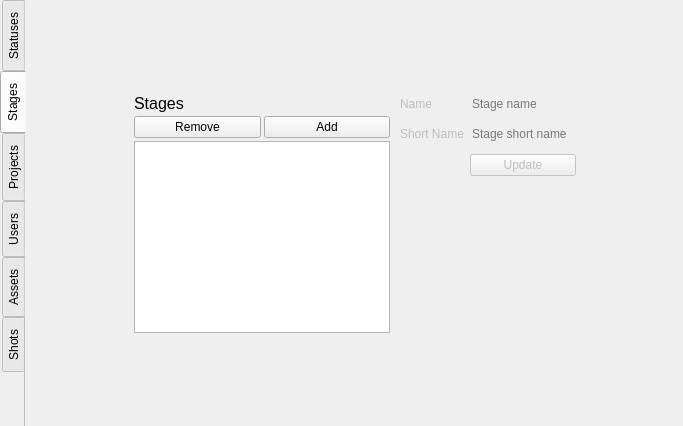
This is Ramses/adminwidget.ui in RxLaboratory/Ramses as Qt 5 draws it before an edit. The edited form follows.
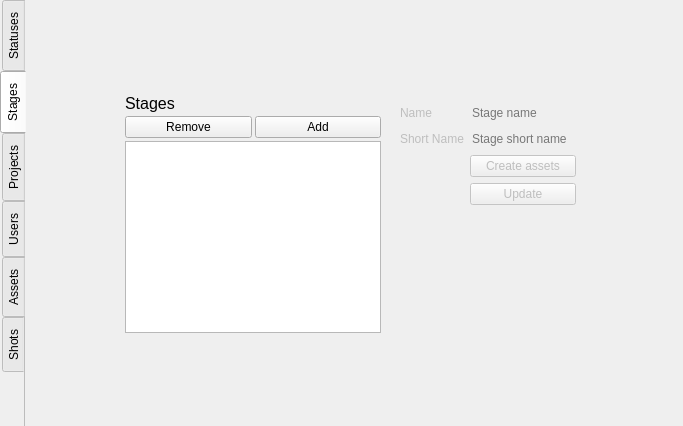
This is the edited form. The open tabs and pages were chosen to show the change.

Commit message: ability to batch create assets for stages

```diff
--- a/Ramses/adminwidget.ui
+++ b/Ramses/adminwidget.ui
@@ -441,25 +441,7 @@
          <property name="enabled">
           <bool>false</bool>
          </property>
-         <layout class="QFormLayout" name="formLayout_5">
-          <property name="horizontalSpacing">
-           <number>6</number>
-          </property>
-          <property name="verticalSpacing">
-           <number>10</number>
-          </property>
-          <property name="leftMargin">
-           <number>0</number>
-          </property>
-          <property name="topMargin">
-           <number>0</number>
-          </property>
-          <property name="rightMargin">
-           <number>0</number>
-          </property>
-          <property name="bottomMargin">
-           <number>0</number>
-          </property>
+         <layout class="QFormLayout" name="formLayout">
           <item row="0" column="0">
            <widget class="QLabel" name="label_15">
             <property name="text">
@@ -501,6 +483,16 @@
            </widget>
           </item>
           <item row="2" column="1">
+           <widget class="QPushButton" name="createAssetsButton">
+            <property name="toolTip">
+             <string>Creates one asset for each shot of the current project.</string>
+            </property>
+            <property name="text">
+             <string>Create assets</string>
+            </property>
+           </widget>
+          </item>
+          <item row="3" column="1">
            <widget class="QPushButton" name="stageApplyButton">
             <property name="text">
              <string>Update</string>
```
Left out of the diff: 142 changed lines with no effect on the pictures. The commit also changes 15 other files.
